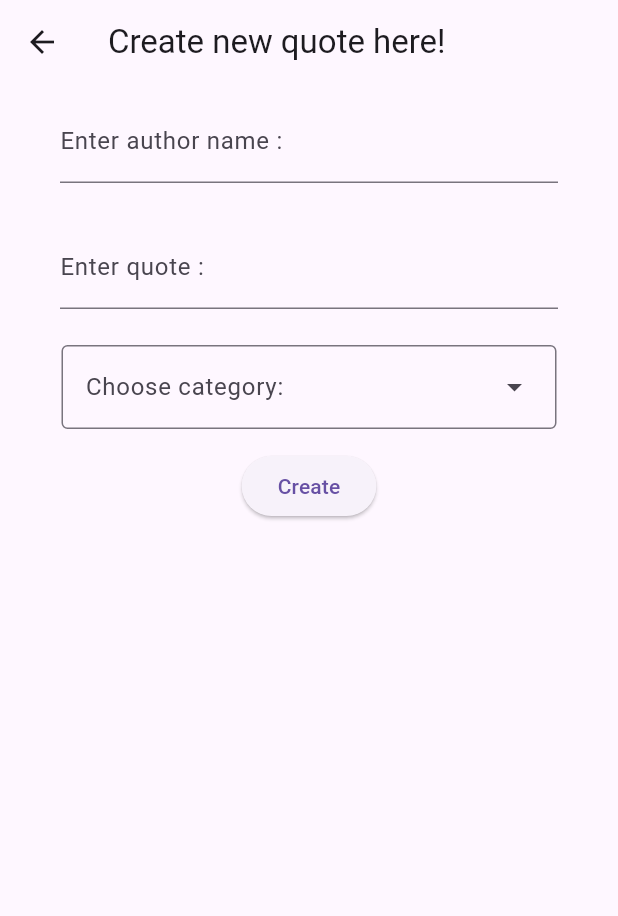
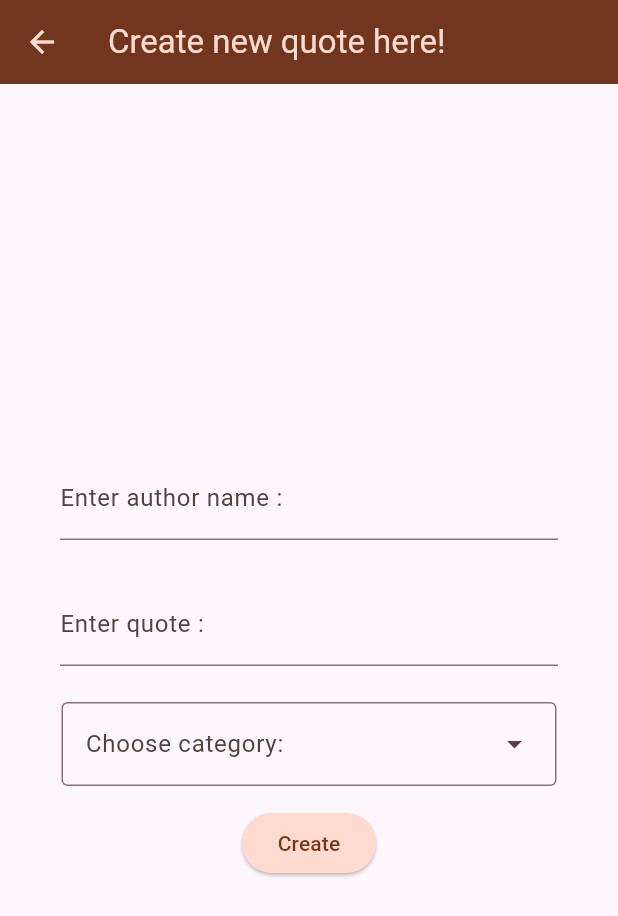
Before and after one commit to Flutter007/test7, a Flutter app: the screen it shows after launch, after a tap on the "add" icon, on a phone screen of 412 x 824 dp. Shown: the top 916 px of the screen. Run offline on Flutter 3.47's test engine with Material 3 defaults, Android fonts, the phone set to English and light mode, and no system bars; our stand-ins replace google_fonts; Roboto replaces fonts that are missing (Agbalumo).

Commit message:
Final Version of App. Added Google Fonts for Text,added 2 new Widgets to Refactor Repeated Code,added Light Theme,changed design,checked logic,filled some Info for Test.

```diff
--- a/lib/helpers/request.dart
+++ b/lib/helpers/request.dart
@@ -1,5 +1,4 @@
 import 'dart:convert';
-
 import 'package:http/http.dart' as http;
 
 Future<dynamic> request(
--- a/lib/models/category_of_quotes.dart
+++ b/lib/models/category_of_quotes.dart
@@ -6,7 +6,7 @@ class CategoryOfQuotes {
 }
 
 final List<CategoryOfQuotes> categories = [
-  CategoryOfQuotes(id: 'all-quotes', meaning: 'All Quotes'),
+  CategoryOfQuotes(id: 'all-quotes', meaning: '-All Quotes-'),
   CategoryOfQuotes(id: 'star-wars', meaning: 'Star Wars'),
   CategoryOfQuotes(id: 'famous-people', meaning: 'Famous People'),
   CategoryOfQuotes(id: 'saying', meaning: 'Saying'),
--- a/lib/screens/category_list_screen.dart
+++ b/lib/screens/category_list_screen.dart
@@ -1,7 +1,6 @@
 import 'package:flutter/material.dart';
 import 'package:test7/models/category_of_quotes.dart';
 import 'package:test7/widgets/category_card.dart';
-
 import '../app_routes.dart';
 
 class CategoryListScreen extends StatefulWidget {
@@ -24,8 +23,10 @@ class _CategoryListScreenState extends State<CategoryListScreen> {
   Widget build(BuildContext context) {
     return Scaffold(
       appBar: AppBar(
-        title: Text('Quotes App'),
-        actions: [IconButton(onPressed: goToQuoteForm, icon: Icon(Icons.add))],
+        title: Text('App for your Quotes!'),
+        actions: [
+          IconButton(onPressed: goToQuoteForm, icon: Icon(Icons.add, size: 30)),
+        ],
       ),
       body: Center(
         child: Column(
--- a/lib/screens/quote_form_screen.dart
+++ b/lib/screens/quote_form_screen.dart
@@ -1,8 +1,10 @@
 import 'package:flutter/material.dart';
 import 'package:provider/provider.dart';
-import 'package:test7/models/category_of_quotes.dart';
 import 'package:test7/models/quote.dart';
 import 'package:test7/provider/quotes_provider.dart';
+import 'package:test7/widgets/circular_progress.dart';
+import 'package:test7/widgets/custom_drop_down_menu.dart';
+import 'package:test7/widgets/form_container.dart';
 import 'package:test7/widgets/quote_form/quote_form.dart';
 
 import '../widgets/quote_form/quote_form_controllers.dart';
@@ -71,36 +73,21 @@ class _QuoteFormScreenState extends State<QuoteFormScreen> {
       appBar: AppBar(title: Text('Create new quote here!')),
       body:
           quotesProvider.isCreating
-              ? Center(child: CircularProgressIndicator())
-              : Column(
-                children: [
-                  Center(
-                    child: QuoteForm(
-                      controller: controller,
-                      child: DropdownMenu(
-                        width: 330,
-                        label: Text('Choose category:'),
-                        initialSelection: selectedType,
-                        onSelected:
-                            (value) => setState(() {
-                              selectedType = value;
-                            }),
-                        dropdownMenuEntries:
-                            categories
-                                .where((c) => c.id != 'all-quotes')
-                                .map(
-                                  (t) => DropdownMenuEntry(
-                                    value: t.id,
-                                    label: t.meaning,
-                                  ),
-                                )
-                                .toList(),
-                      ),
-                    ),
+              ? CircularProgress()
+              : FormContainer(
+                form: QuoteForm(
+                  controller: controller,
+                  child: CustomDropDownMenu(
+                    selectedType: selectedType,
+                    onSelected: (value) {
+                      setState(() {
+                        selectedType = value;
+                      });
+                    },
                   ),
-                  SizedBox(height: 14),
-                  ElevatedButton(onPressed: createQuote, child: Text('Create')),
-                ],
+                ),
+                onPressed: createQuote,
+                buttonText: 'Create',
               ),
     );
   }
--- a/lib/test7.dart
+++ b/lib/test7.dart
@@ -6,6 +6,7 @@ import 'package:test7/screens/category_list_screen.dart';
 import 'package:test7/screens/edit_quote_screen.dart';
 import 'package:test7/screens/quote_form_screen.dart';
 import 'package:test7/screens/quotes_list_screen.dart';
+import 'package:test7/theme/light_theme.dart';
 
 class Test7 extends StatelessWidget {
   const Test7({super.key});
@@ -15,6 +16,8 @@ class Test7 extends StatelessWidget {
     return ChangeNotifierProvider(
       create: (ctx) => QuotesProvider(),
       child: MaterialApp(
+        theme: lightTheme,
+        themeMode: ThemeMode.system,
         initialRoute: AppRoutes.home,
         routes: {
           AppRoutes.home: (context) => CategoryListScreen(),
--- /dev/null
+++ b/lib/theme/light_theme.dart
@@ -0,0 +1,23 @@
+import 'package:flutter/material.dart';
+import 'package:google_fonts/google_fonts.dart';
+
+final lightColorScheme = ColorScheme.fromSeed(seedColor: Colors.brown);
+final defaultLightTheme = ThemeData.light();
+final lightTheme = defaultLightTheme.copyWith(
+  colorScheme: lightColorScheme,
+  appBarTheme: AppBarTheme().copyWith(
+    backgroundColor: lightColorScheme.onPrimaryContainer,
+    foregroundColor: lightColorScheme.primaryContainer,
+  ),
+  cardTheme: defaultLightTheme.cardTheme.copyWith(
+    color: lightColorScheme.onPrimary,
+    shape: RoundedRectangleBorder(borderRadius: BorderRadius.circular(9)),
+  ),
+  elevatedButtonTheme: ElevatedButtonThemeData(
+    style: ElevatedButton.styleFrom(
+      backgroundColor: lightColorScheme.primaryContainer,
+      foregroundColor: lightColorScheme.onPrimaryContainer,
+    ),
+  ),
+  textTheme: GoogleFonts.agbalumoTextTheme(),
+);
--- a/lib/widgets/category_card.dart
+++ b/lib/widgets/category_card.dart
@@ -20,7 +20,7 @@ class CategoryCard extends StatelessWidget {
                 child: Text(textAlign: TextAlign.start, category.meaning),
               ),
               onTap: onTap,
-              subtitle: Text('Go to quotes list'),
+              subtitle: Text('Tap to see quotes'),
             ),
           ),
         ],
--- /dev/null
+++ b/lib/widgets/custom_drop_down_menu.dart
@@ -0,0 +1,27 @@
+import 'package:flutter/material.dart';
+import '../models/category_of_quotes.dart';
+
+class CustomDropDownMenu extends StatelessWidget {
+  final String? selectedType;
+  final Function(String?) onSelected;
+  const CustomDropDownMenu({
+    super.key,
+    this.selectedType,
+    required this.onSelected,
+  });
+
+  @override
+  Widget build(BuildContext context) {
+    return DropdownMenu(
+      width: 330,
+      label: Text('Choose category:'),
+      initialSelection: selectedType,
+      onSelected: onSelected,
+      dropdownMenuEntries:
+          categories
+              .where((c) => c.id != 'all-quotes')
+              .map((t) => DropdownMenuEntry(value: t.id, label: t.meaning))
+              .toList(),
+    );
+  }
+}
--- /dev/null
+++ b/lib/widgets/form_container.dart
@@ -0,0 +1,25 @@
+import 'package:flutter/material.dart';
+
+class FormContainer extends StatelessWidget {
+  final Widget form;
+  final void Function() onPressed;
+  final String buttonText;
+  const FormContainer({
+    super.key,
+    required this.form,
+    required this.onPressed,
+    required this.buttonText,
+  });
+
+  @override
+  Widget build(BuildContext context) {
+    return Column(
+      mainAxisAlignment: MainAxisAlignment.center,
+      children: [
+        Center(child: form),
+        SizedBox(height: 14),
+        ElevatedButton(onPressed: onPressed, child: Text(buttonText)),
+      ],
+    );
+  }
+}
--- a/pubspec.yaml
+++ b/pubspec.yaml
@@ -37,6 +37,7 @@ dependencies:
   http: ^1.4.0
   intl: ^0.20.2
   provider: ^6.1.5
+  google_fonts: ^6.2.1
 
 dev_dependencies:
   flutter_test:
```
Also changed, not shown: lib/screens/edit_quote_screen.dart (+21 -40 lines), lib/screens/quotes_list_screen.dart (+14 -6 lines), lib/widgets/circular_progress.dart (added, +10 -0 lines), lib/widgets/quote_card.dart (+6 -7 lines), pubspec.lock.
